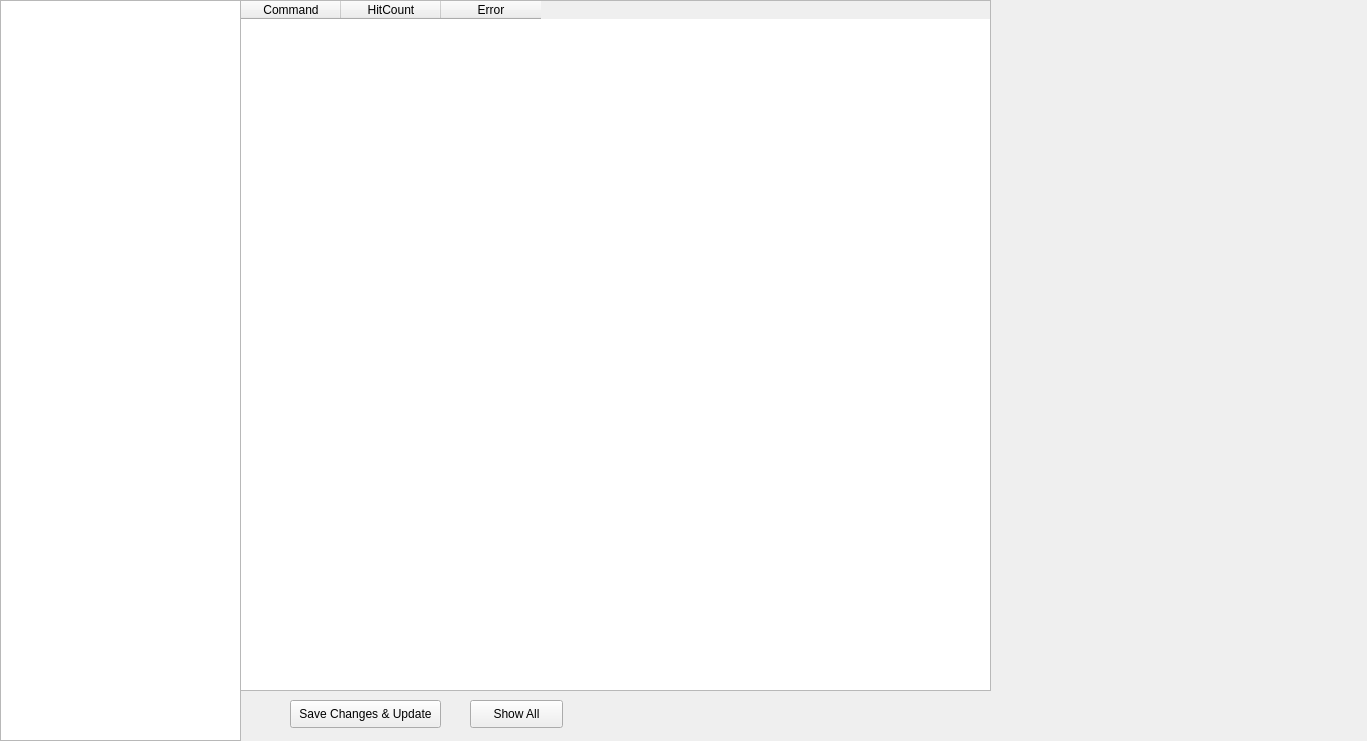
Above: Client/command_validator_app/ui/command_info.ui from SJTU-Applemin/AutoULTGen before the change. Below: the same form after it.
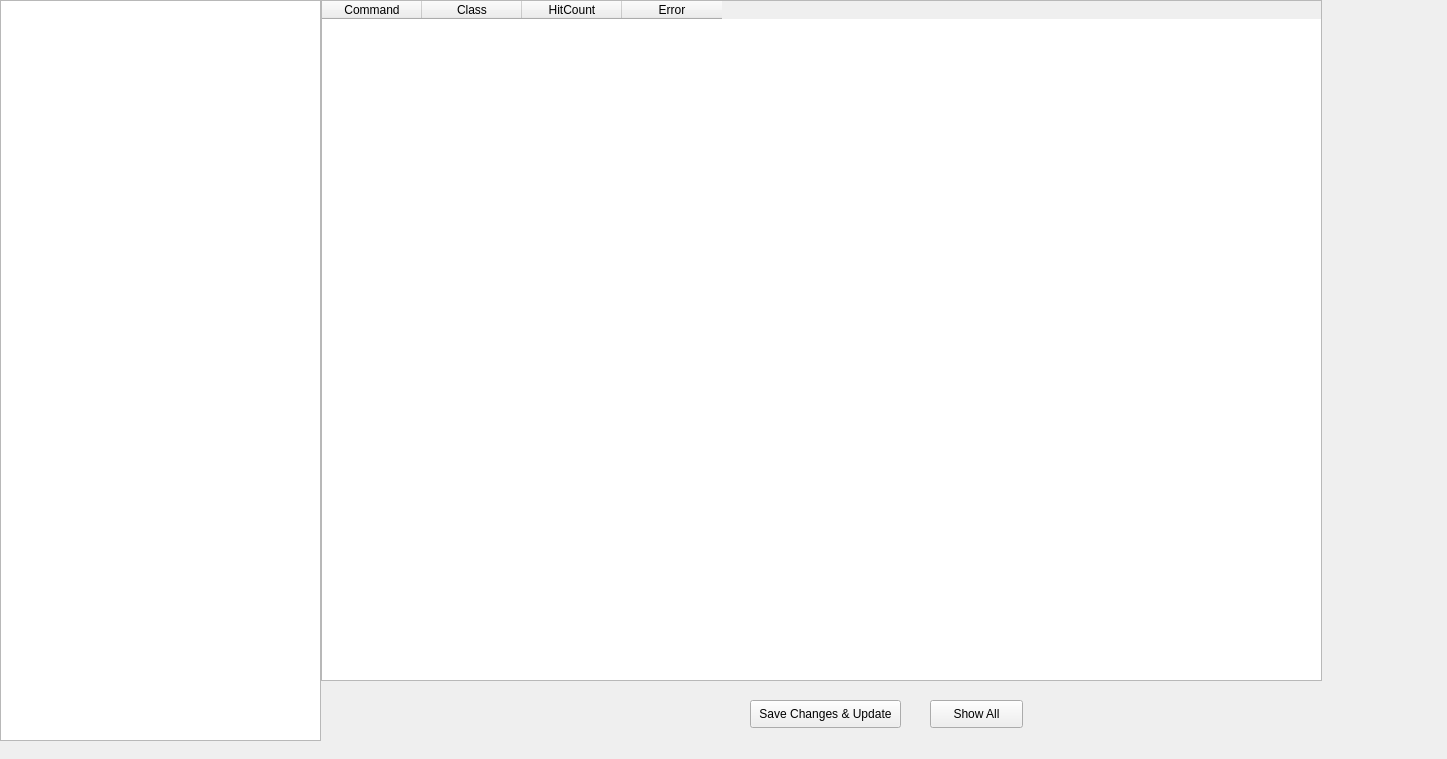
That is the form after the change.

Diff of the .ui file:
```diff
--- a/Client/command_validator_app/ui/command_info.ui
+++ b/Client/command_validator_app/ui/command_info.ui
@@ -6,8 +6,8 @@
    <rect>
     <x>0</x>
     <y>0</y>
-    <width>1367</width>
-    <height>741</height>
+    <width>1447</width>
+    <height>759</height>
    </rect>
   </property>
   <property name="acceptDrops">
@@ -232,6 +232,12 @@
     </widget>
    </widget>
    <widget class="QWidget" name="cmdlist">
+    <property name="sizePolicy">
+     <sizepolicy hsizetype="Expanding" vsizetype="Expanding">
+      <horstretch>0</horstretch>
+      <verstretch>0</verstretch>
+     </sizepolicy>
+    </property>
     <property name="minimumSize">
      <size>
       <width>1451</width>
@@ -241,16 +247,16 @@
     <widget class="QTableWidget" name="tableWidgetCmdlist">
      <property name="geometry">
       <rect>
-       <x>240</x>
+       <x>321</x>
        <y>0</y>
-       <width>751</width>
-       <height>691</height>
+       <width>1001</width>
+       <height>681</height>
       </rect>
      </property>
      <property name="maximumSize">
       <size>
-       <width>751</width>
-       <height>691</height>
+       <width>2751</width>
+       <height>3691</height>
       </size>
      </property>
      <property name="sizeAdjustPolicy">
@@ -267,6 +273,11 @@
        <string>Command</string>
       </property>
      </column>
+     <column>
+      <property name="text">
+       <string>Class</string>
+      </property>
+     </column>
      <column>
       <property name="text">
        <string>HitCount</string>
@@ -281,7 +292,7 @@
     <widget class="QPushButton" name="pushButtonSU">
      <property name="geometry">
       <rect>
-       <x>290</x>
+       <x>750</x>
        <y>700</y>
        <width>151</width>
        <height>28</height>
@@ -294,7 +305,7 @@
     <widget class="QPushButton" name="pushButtonSA">
      <property name="geometry">
       <rect>
-       <x>470</x>
+       <x>930</x>
        <y>700</y>
        <width>93</width>
        <height>28</height>
@@ -309,7 +320,7 @@
       <rect>
        <x>0</x>
        <y>0</y>
-       <width>241</width>
+       <width>321</width>
        <height>741</height>
       </rect>
      </property>
```
Left out of the diff: 18 changed lines with no effect on the pictures.
